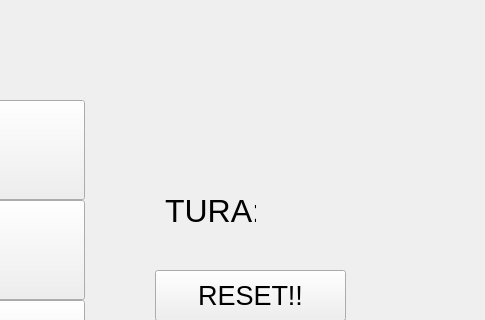
First picture: the form in mainwindow.ui, repository MichalNalewajko1/kolkoikrzyzyk, before the edit; both pictures show x 315 to 800 and y 0 to 320 of the 800 by 600 pixel window.
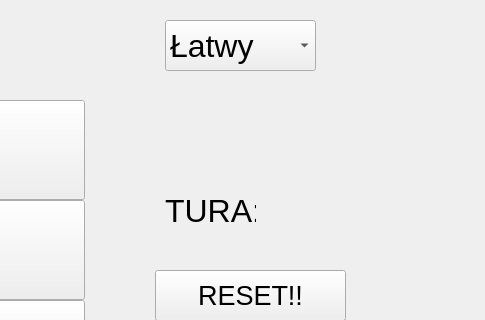
Second picture: the form after the edit. Icons and pictures are not drawn.

Commit message: Dodanie wyboru trudnosci i poprawienie leciutko wygladu

```diff
--- a/mainwindow.ui
+++ b/mainwindow.ui
@@ -273,6 +273,39 @@
      <string>RESET!!</string>
     </property>
    </widget>
+   <widget class="QComboBox" name="wyborTrudnosci">
+    <property name="geometry">
+     <rect>
+      <x>480</x>
+      <y>20</y>
+      <width>151</width>
+      <height>51</height>
+     </rect>
+    </property>
+    <property name="font">
+     <font>
+      <pointsize>24</pointsize>
+     </font>
+    </property>
+    <property name="tabletTracking">
+     <bool>false</bool>
+    </property>
+    <item>
+     <property name="text">
+      <string>Łatwy</string>
+     </property>
+    </item>
+    <item>
+     <property name="text">
+      <string>Średni</string>
+     </property>
+    </item>
+    <item>
+     <property name="text">
+      <string>Trudny</string>
+     </property>
+    </item>
+   </widget>
   </widget>
   <widget class="QMenuBar" name="menubar">
    <property name="geometry">
```
The commit also changes 1 other file.
